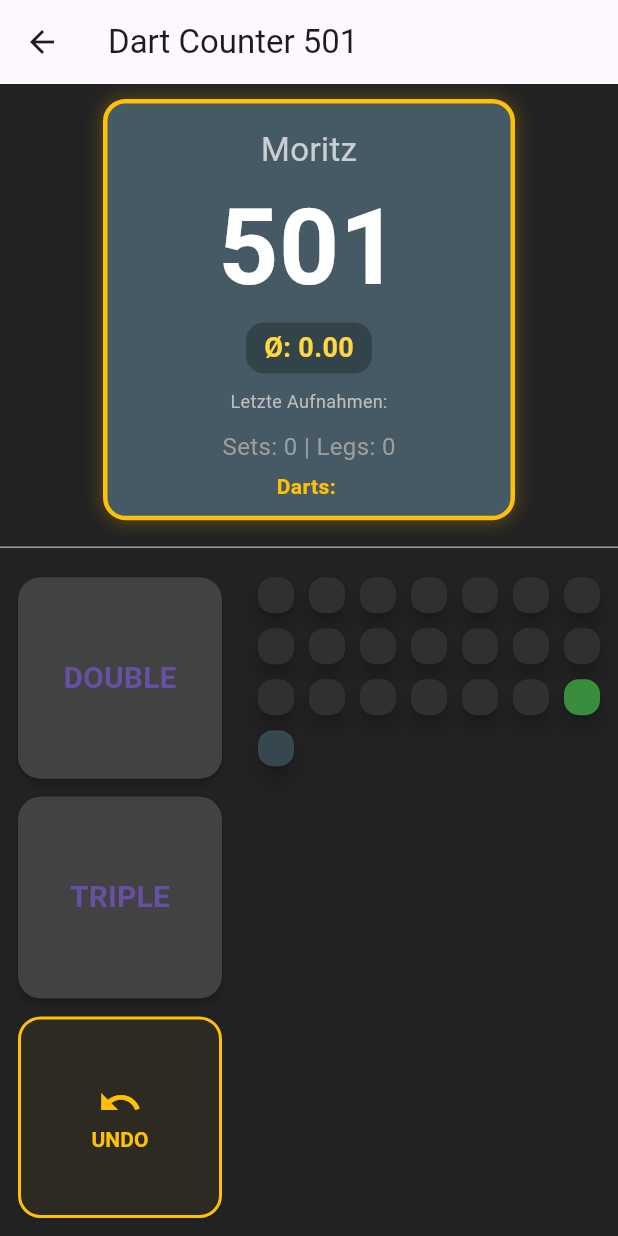
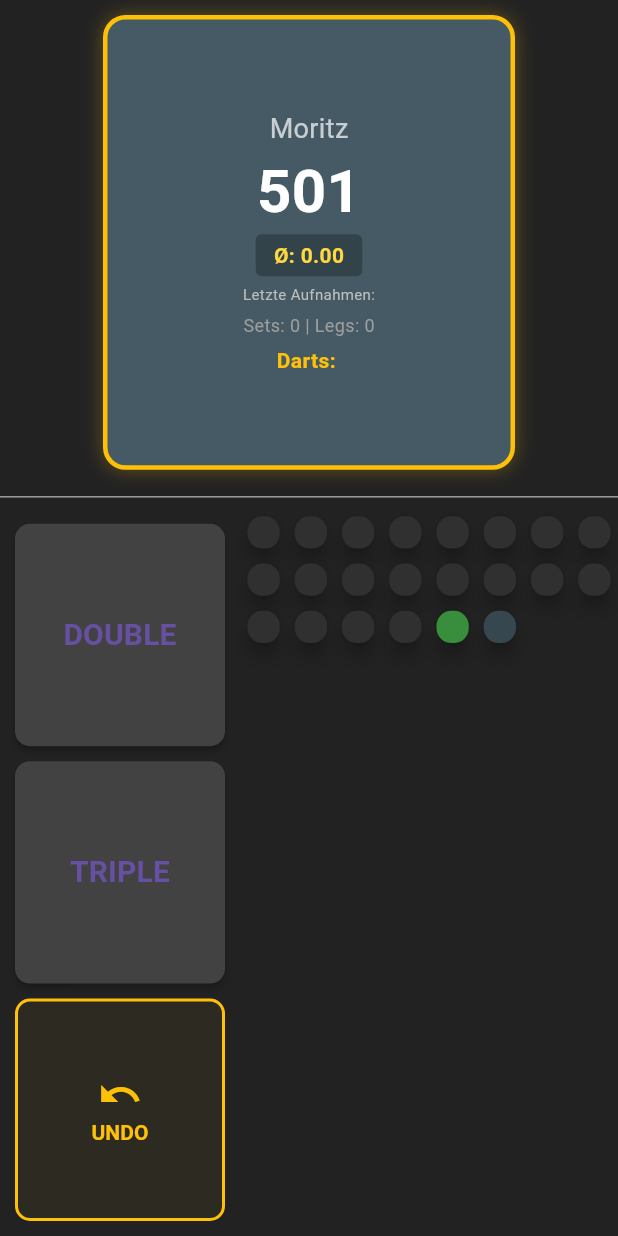
Before and after one commit to infrarot123/flutter-dart-app, a Flutter app: the screen it shows after launch, after a tap on "SPIEL STARTEN", on a phone screen of 412 x 824 dp. Run offline on Flutter 3.47's test engine with Material 3 defaults, Android fonts, the phone set to English and light mode, and no system bars; our stand-ins replace audioplayers.

Commit message:
Adjust styling

```diff
--- a/lib/main.dart
+++ b/lib/main.dart
@@ -58,8 +58,8 @@ class CheckoutService {
 class GameState extends ChangeNotifier {
   // Settings
   final int startingScore = 501;
-  final int legsPerSet = 3;
-  final int maxSets = 3;
+  final int legsPerSet = 1;
+  final int maxSets = 1;
   int legStarterIndex = 0;
 
   int currentPlayerIndex = 0;
@@ -381,7 +381,6 @@ class GameScreen extends StatelessWidget {
     var activePlayer = state.activePlayer;
 
     return Scaffold(
-      appBar: AppBar(title: const Text("Dart Counter 501")),
       body: Column(
         children: [
           // --- SCOREBOARD ---
@@ -402,7 +401,7 @@ class GameScreen extends StatelessWidget {
                     vertical: 10,
                     horizontal: 5,
                   ),
-                  padding: const EdgeInsets.all(15),
+                  padding: const EdgeInsets.all(5),
                   decoration: BoxDecoration(
                     color: isActive ? Colors.blueGrey[700] : Colors.grey[900],
                     borderRadius: BorderRadius.circular(15),
@@ -424,14 +423,14 @@ class GameScreen extends StatelessWidget {
                       Text(
                         p.name,
                         style: const TextStyle(
-                          fontSize: 22,
+                          fontSize: 18,
                           color: Colors.white70,
                         ),
                       ),
                       Text(
                         "${p.currentScore}",
                         style: const TextStyle(
-                          fontSize: 70,
+                          fontSize: 40,
                           fontWeight: FontWeight.bold,
                           color: Colors.white,
                         ),
@@ -444,21 +443,21 @@ class GameScreen extends StatelessWidget {
                         ),
                         decoration: BoxDecoration(
                           color: Colors.black26,
-                          borderRadius: BorderRadius.circular(12),
+                          borderRadius: BorderRadius.circular(4),
                         ),
                         child: Text(
                           "Ø: ${p.average.toStringAsFixed(2)}",
                           style: const TextStyle(
-                            fontSize: 18,
+                            fontSize: 14,
                             color: Colors.amberAccent,
                             fontWeight: FontWeight.bold,
                           ),
                         ),
                       ),
-                      const SizedBox(height: 10),
+                      const SizedBox(height: 5),
                       Text(
                         "Letzte Aufnahmen:",
-                        style: TextStyle(fontSize: 12, color: Colors.grey[400]),
+                        style: TextStyle(fontSize: 10, color: Colors.grey[400]),
                       ),
                       Wrap(
                         spacing: 5,
@@ -475,7 +474,7 @@ class GameScreen extends StatelessWidget {
                             child: Text(
                               "$score",
                               style: const TextStyle(
-                                fontSize: 14,
+                                fontSize: 10,
                                 fontWeight: FontWeight.bold,
                                 color: Colors.white,
                               ),
@@ -483,12 +482,12 @@ class GameScreen extends StatelessWidget {
                           );
                         }).toList(),
                       ),
-                      const SizedBox(height: 10),
+                      const SizedBox(height: 5),
                       Text(
                         "Sets: ${p.setsWon} | Legs: ${p.legsWon}",
                         style: const TextStyle(
                           color: Colors.grey,
-                          fontSize: 16,
+                          fontSize: 12,
                         ),
                       ),
                       if (isActive) ...[
@@ -526,7 +525,7 @@ class GameScreen extends StatelessWidget {
                   "Checkout: ${CheckoutService.getCheckoutHint(activePlayer.currentScore) ?? 'Kein gängiger Weg'}",
                   textAlign: TextAlign.center,
                   style: const TextStyle(
-                    fontSize: 24,
+                    fontSize: 16,
                     fontWeight: FontWeight.bold,
                     color: Colors.white,
                   ),
@@ -544,7 +543,7 @@ class GameScreen extends StatelessWidget {
                 // Linke Spalte: Große Modifier-Tasten
                 Container(
                   width: 160,
-                  padding: const EdgeInsets.all(12),
+                  padding: const EdgeInsets.all(10),
                   child: Column(
                     children: [
                       _buildModifierBtn(
@@ -554,7 +553,7 @@ class GameScreen extends StatelessWidget {
                         state.currentModifier == 2,
                         Colors.orange,
                       ),
-                      const SizedBox(height: 12),
+                      const SizedBox(height: 10),
                       _buildModifierBtn(
                         context,
                         "TRIPLE",
@@ -562,7 +561,7 @@ class GameScreen extends StatelessWidget {
                         state.currentModifier == 3,
                         Colors.redAccent,
                       ),
-                      const SizedBox(height: 12),
+                      const SizedBox(height: 10),
                       _buildUndoBtn(context),
                     ],
                   ),
@@ -571,8 +570,8 @@ class GameScreen extends StatelessWidget {
                 // Rechte Seite: Das Zahlen-Grid
                 Expanded(
                   child: GridView.count(
-                    crossAxisCount: 7,
-                    padding: const EdgeInsets.all(12),
+                    crossAxisCount: 8,
+                    padding: const EdgeInsets.all(5),
                     mainAxisSpacing: 10,
                     crossAxisSpacing: 10,
                     children: [
@@ -643,7 +642,7 @@ class GameScreen extends StatelessWidget {
           style: ElevatedButton.styleFrom(
             backgroundColor: isActive ? activeColor : Colors.grey[800],
             shape: RoundedRectangleBorder(
-              borderRadius: BorderRadius.circular(15),
+              borderRadius: BorderRadius.circular(10),
             ),
             side: isActive
                 ? const BorderSide(color: Colors.white, width: 3)
@@ -669,7 +668,7 @@ class GameScreen extends StatelessWidget {
           style: OutlinedButton.styleFrom(
             side: const BorderSide(color: Colors.amber, width: 2),
             shape: RoundedRectangleBorder(
-              borderRadius: BorderRadius.circular(15),
+              borderRadius: BorderRadius.circular(10),
             ),
             backgroundColor: Colors.amber.withOpacity(0.05),
           ),
```
